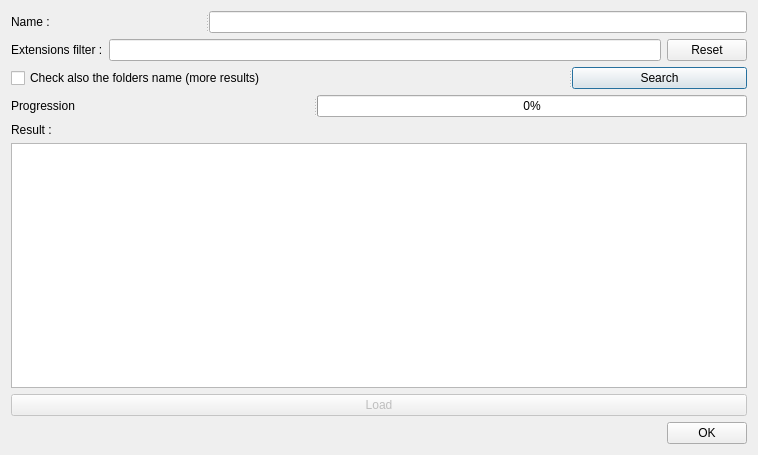
The window that W2ENT_QT/GUI_Search.ui (JLouis-B/RedTools) describes before a commit, drawn with Qt 5.
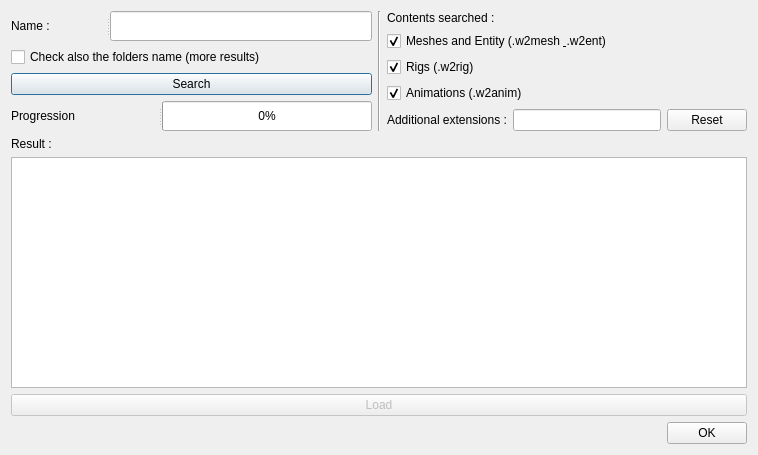
The same window after the commit.

Commit message: Search : Checkbox  as content filters

```diff
--- a/W2ENT_QT/GUI_Search.ui
+++ b/W2ENT_QT/GUI_Search.ui
@@ -13,7 +13,11 @@
   <property name="windowTitle">
    <string>Search</string>
   </property>
-  <layout class="QVBoxLayout" name="verticalLayout">
+  <layout class="QVBoxLayout" name="verticalLayout_3">
+   <item>
+    <layout class="QHBoxLayout" name="horizontalLayout_2">
+     <item>
+      <layout class="QVBoxLayout" name="verticalLayout_2">
    <item>
     <widget class="QSplitter" name="splitter_4">
      <property name="orientation">
@@ -28,36 +32,13 @@
     </widget>
    </item>
    <item>
-    <layout class="QHBoxLayout" name="horizontalLayout">
-     <item>
-      <widget class="QLabel" name="label_extensions">
-       <property name="text">
-        <string>Extensions filter :</string>
-       </property>
-      </widget>
-     </item>
-     <item>
-      <widget class="QLineEdit" name="lineEdit_extensionsFilter"/>
-     </item>
-     <item>
-      <widget class="QPushButton" name="pushButton_reset">
-       <property name="text">
-        <string>Reset</string>
-       </property>
-      </widget>
-     </item>
-    </layout>
-   </item>
-   <item>
-    <widget class="QSplitter" name="splitter_2">
-     <property name="orientation">
-      <enum>Qt::Horizontal</enum>
-     </property>
      <widget class="QCheckBox" name="checkBox_folder">
       <property name="text">
        <string>Check also the folders name (more results)</string>
       </property>
      </widget>
+       </item>
+       <item>
      <widget class="QPushButton" name="pushButton_search">
       <property name="text">
        <string>Search</string>
@@ -69,7 +50,6 @@
        <bool>true</bool>
       </property>
      </widget>
-    </widget>
    </item>
    <item>
     <widget class="QSplitter" name="splitter">
@@ -99,6 +79,79 @@
       </property>
      </widget>
     </widget>
+       </item>
+      </layout>
+     </item>
+     <item>
+      <widget class="Line" name="line">
+       <property name="orientation">
+        <enum>Qt::Vertical</enum>
+       </property>
+      </widget>
+     </item>
+     <item>
+      <layout class="QVBoxLayout" name="verticalLayout">
+       <item>
+        <widget class="QLabel" name="label">
+         <property name="text">
+          <string>Contents searched :</string>
+         </property>
+        </widget>
+       </item>
+       <item>
+        <widget class="QCheckBox" name="checkBox_searchMesh">
+         <property name="text">
+          <string>Meshes and Entity (.w2mesh &amp; .w2ent)</string>
+         </property>
+         <property name="checked">
+          <bool>true</bool>
+         </property>
+        </widget>
+       </item>
+       <item>
+        <widget class="QCheckBox" name="checkBox_searchRigs">
+         <property name="text">
+          <string>Rigs (.w2rig)</string>
+         </property>
+         <property name="checked">
+          <bool>true</bool>
+         </property>
+        </widget>
+       </item>
+       <item>
+        <widget class="QCheckBox" name="checkBox_searchAnims">
+         <property name="text">
+          <string>Animations (.w2anim)</string>
+         </property>
+         <property name="checked">
+          <bool>true</bool>
+         </property>
+        </widget>
+       </item>
+       <item>
+        <layout class="QHBoxLayout" name="horizontalLayout">
+         <item>
+          <widget class="QLabel" name="label_extensions">
+           <property name="text">
+            <string>Additional extensions :</string>
+           </property>
+          </widget>
+         </item>
+         <item>
+          <widget class="QLineEdit" name="lineEdit_extensionsFilter"/>
+         </item>
+         <item>
+          <widget class="QPushButton" name="pushButton_reset">
+           <property name="text">
+            <string>Reset</string>
+           </property>
+          </widget>
+         </item>
+        </layout>
+       </item>
+      </layout>
+     </item>
+    </layout>
    </item>
    <item>
     <widget class="QLabel" name="label_result">
```
Lines whose indentation alone changed are shown as unchanged. The commit also changes 1 other file.
